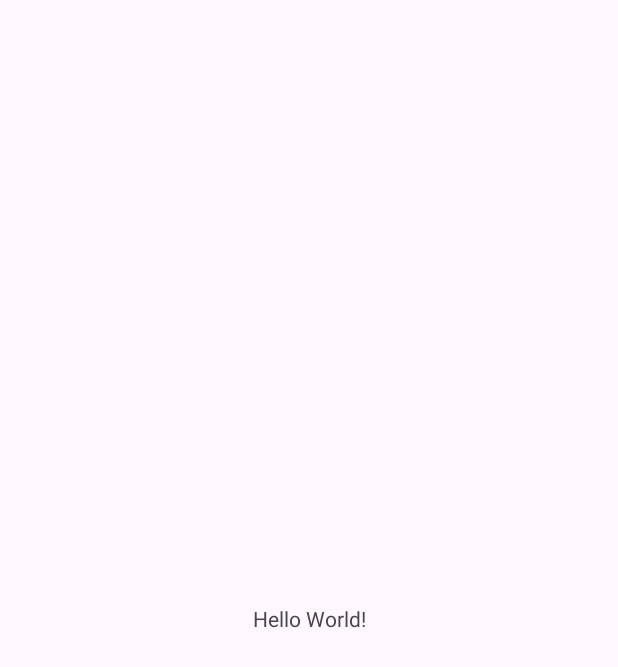
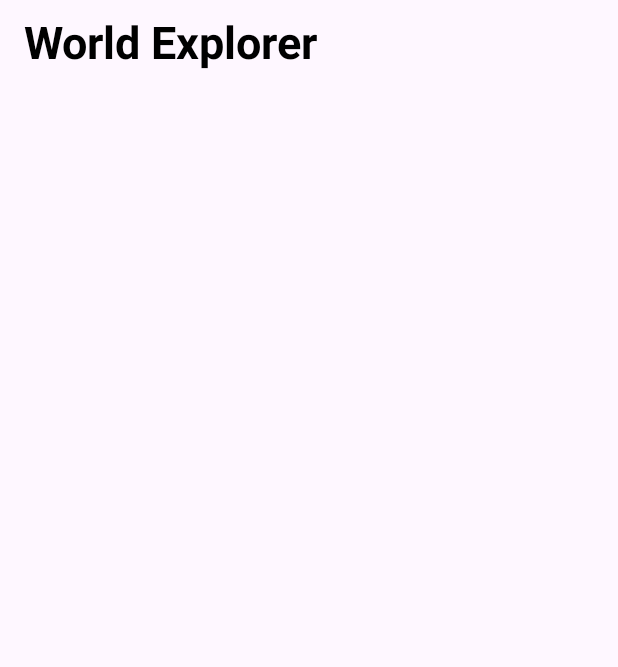
Before and after one commit to OspofeDeveloper/WorldExplorer, an Android app: the screen it shows after launch (MainActivity), on a phone screen of 412 x 824 dp. Before the commit the part shown is almost empty. Shown: the top 667 px of the screen. Run offline under Robolectric (Android 15) with nearby library versions, the phone set to English and light mode, and no system bars.

Commit message:
List Countries Screen first design

```diff
--- a/app/src/main/res/layout/activity_main.xml
+++ b/app/src/main/res/layout/activity_main.xml
@@ -2,17 +2,59 @@
 <androidx.constraintlayout.widget.ConstraintLayout xmlns:android="http://schemas.android.com/apk/res/android"
     xmlns:app="http://schemas.android.com/apk/res-auto"
     xmlns:tools="http://schemas.android.com/tools"
+    android:id="@+id/rootView"
     android:layout_width="match_parent"
-    android:layout_height="match_parent"
-    tools:context=".MainActivity">
+    android:layout_height="match_parent">
 
-    <TextView
-        android:layout_width="wrap_content"
-        android:layout_height="wrap_content"
-        android:text="Hello World!"
+    <com.google.android.material.appbar.AppBarLayout
+        android:id="@+id/appBarLayout"
+        android:layout_width="match_parent"
+        android:layout_height="?android:attr/actionBarSize"
+        app:layout_constraintEnd_toEndOf="parent"
+        app:layout_constraintStart_toStartOf="parent"
+        app:layout_constraintTop_toTopOf="parent">
+
+        <com.google.android.material.appbar.MaterialToolbar
+            android:id="@+id/toolbar"
+            android:layout_width="match_parent"
+            android:layout_height="match_parent">
+
+            <com.google.android.material.textview.MaterialTextView
+                android:id="@+id/tvToolbarTitle"
+                android:layout_width="match_parent"
+                android:layout_height="match_parent"
+                android:text="@string/world_explorer"
+                android:textSize="30sp"
+                android:textStyle="bold"
+                android:gravity="center_vertical"
+                android:textColor="@android:color/black"
+                app:layout_constraintBottom_toBottomOf="parent"
+                app:layout_constraintEnd_toEndOf="parent"
+                app:layout_constraintVertical_bias="0.5"
+                app:layout_constraintStart_toStartOf="parent"
+                app:layout_constraintTop_toTopOf="parent" />
+
+        </com.google.android.material.appbar.MaterialToolbar>
+    </com.google.android.material.appbar.AppBarLayout>
+
+    <FrameLayout
+        android:id="@+id/flFragment"
+        android:layout_width="match_parent"
+        android:layout_height="0dp"
+        app:layout_constraintBottom_toTopOf="@+id/bottomNavigationView"
+        app:layout_constraintEnd_toEndOf="parent"
+        app:layout_constraintStart_toStartOf="parent"
+        app:layout_constraintTop_toBottomOf="@+id/appBarLayout">
+    </FrameLayout>
+
+    <com.google.android.material.bottomnavigation.BottomNavigationView
+        android:id="@+id/bottomNavigationView"
+        android:layout_width="match_parent"
+        android:layout_height="56dp"
         app:layout_constraintBottom_toBottomOf="parent"
         app:layout_constraintEnd_toEndOf="parent"
-        app:layout_constraintStart_toStartOf="parent"
-        app:layout_constraintTop_toTopOf="parent" />
+        app:layout_constraintHorizontal_bias="0.5"
+        app:layout_constraintStart_toStartOf="parent" />
+
 
 </androidx.constraintlayout.widget.ConstraintLayout>
--- a/app/src/main/res/values/strings.xml
+++ b/app/src/main/res/values/strings.xml
@@ -1,3 +1,4 @@
 <resources>
     <string name="app_name">World Explorer</string>
+    <string name="world_explorer">World Explorer</string>
 </resources>
```
Also changed, not shown: app/src/main/res/layout/fragment_list_countries.xml (added, +37 -0 lines), app/src/main/res/layout/item_list_countries.xml (added, +36 -0 lines).
